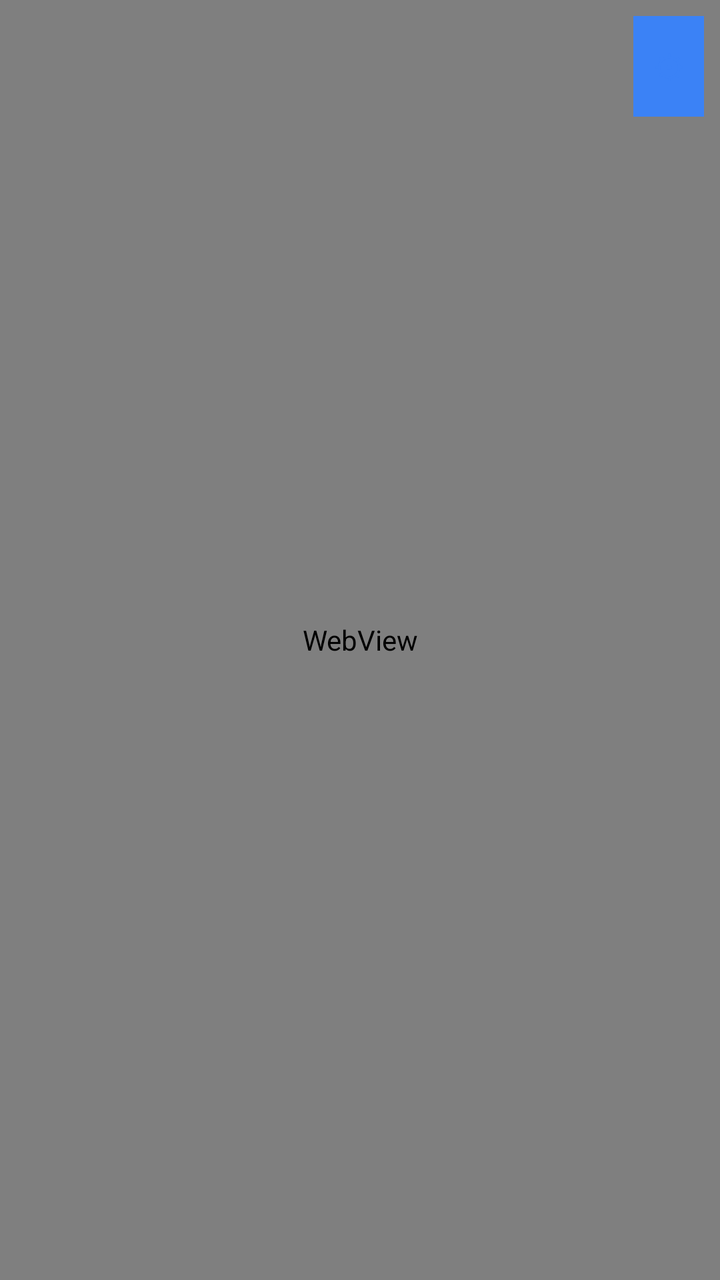
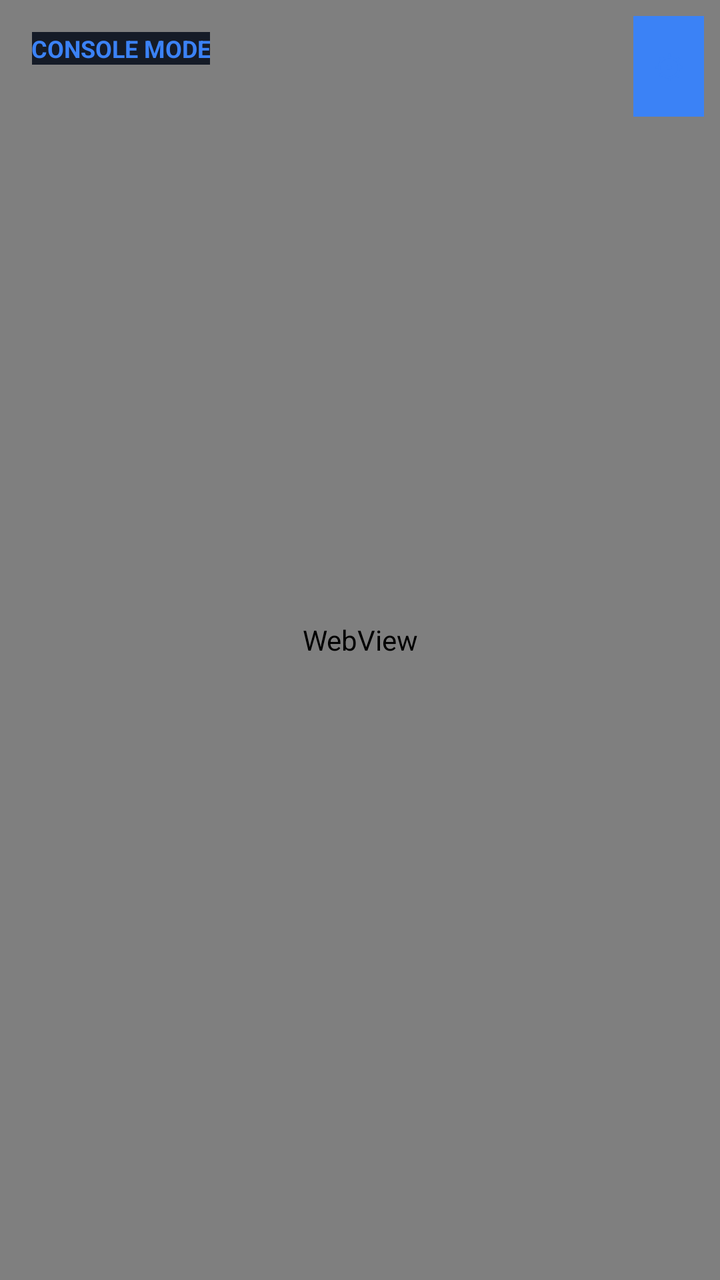

Compare the two renders of this Android layout. The source of the first and the diff that turns it into the second are given below.
<!-- AndroidManifest.xml: application theme Theme.SpyTV -->
<!-- res/layout/activity_main.xml -->
<?xml version="1.0" encoding="utf-8"?>
<FrameLayout xmlns:android="http://schemas.android.com/apk/res/android"
    android:layout_width="match_parent"
    android:layout_height="match_parent"
    android:background="#0B0E14">

    <WebView
        android:id="@+id/webView"
        android:layout_width="match_parent"
        android:layout_height="match_parent" />

    
    <LinearLayout
        android:id="@+id/errorView"
        android:layout_width="match_parent"
        android:layout_height="match_parent"
        android:background="#0B0E14"
        android:gravity="center"
        android:orientation="vertical"
        android:padding="24dp"
        android:visibility="gone">

        <TextView
            android:id="@+id/errorTitle"
            android:layout_width="match_parent"
            android:layout_height="wrap_content"
            android:gravity="center"
            android:textColor="#F3F4F6"
            android:textSize="20sp"
            android:textStyle="bold" />

        <ScrollView
            android:layout_width="match_parent"
            android:layout_height="0dp"
            android:layout_marginTop="12dp"
            android:layout_weight="1"
            android:fadeScrollbars="false">

            <TextView
                android:id="@+id/errorDetail"
                android:layout_width="match_parent"
                android:layout_height="wrap_content"
                android:gravity="top|start"
                android:textColor="#9CA3AF"
                android:textIsSelectable="true"
                android:textSize="13sp"
                android:typeface="monospace" />
        </ScrollView>

        <LinearLayout
            android:layout_width="match_parent"
            android:layout_height="wrap_content"
            android:layout_marginTop="16dp"
            android:gravity="center"
            android:orientation="horizontal">

            <Button
                android:id="@+id/btnRetry"
                android:layout_width="0dp"
                android:layout_height="wrap_content"
                android:layout_weight="1"
                android:text="Retry" />

            <Button
                android:id="@+id/btnAddress"
                android:layout_width="0dp"
                android:layout_height="wrap_content"
                android:layout_marginStart="12dp"
                android:layout_weight="1"
                android:text="C2 address" />
        </LinearLayout>
    </LinearLayout>

    <Button
        android:id="@+id/btnSettings"
        android:layout_width="wrap_content"
        android:layout_height="wrap_content"
        android:layout_gravity="top|end"
        android:layout_margin="8dp"
        android:background="#151B27"
        android:contentDescription="C2 address"
        android:minWidth="0dp"
        android:padding="10dp"
        android:text="⚙"
        android:textColor="#3B82F6"
        android:textSize="16sp" />

</FrameLayout>
<!-- resources referenced by this layout -->
<resources>
  <style name="Theme.SpyTV" parent="Theme.Material3.Dark.NoActionBar">
          <item name="colorPrimary">@color/blue</item>
          <item name="colorPrimaryDark">@color/dark_blue</item>
          <item name="colorAccent">@color/blue</item>
          <item name="android:windowBackground">@color/background</item>
          <item name="android:statusBarColor">@color/surface</item>
          <item name="android:navigationBarColor">@color/surface</item>
      </style>
  <color name="blue">#3B82F6</color>
  <color name="dark_blue">#2563EB</color>
  <color name="background">#0B0E14</color>
  <color name="surface">#151B27</color>
</resources>

<!-- the commit's change to res/layout/activity_main.xml (unified diff, before → after) -->
@@ -4,6 +4,7 @@
     android:layout_height="match_parent"
     android:background="#0B0E14">
 
+    
     <WebView
         android:id="@+id/webView"
         android:layout_width="match_parent"
@@ -71,6 +72,52 @@
         </LinearLayout>
     </LinearLayout>
 
+    
+    <TextView
+        android:id="@+id/modeIndicator"
+        android:layout_width="wrap_content"
+        android:layout_height="wrap_content"
+        android:layout_gravity="top|start"
+        android:layout_margin="16dp"
+        android:background="#151B27"
+        android:padding="8px 16px"
+        android:text="CONSOLE MODE"
+        android:textColor="#3B82F6"
+        android:textSize="12sp"
+        android:textStyle="bold" />
+
+    
+    <LinearLayout
+        android:id="@+id/serverStatusContainer"
+        android:layout_width="match_parent"
+        android:layout_height="wrap_content"
+        android:layout_gravity="top|end"
+        android:layout_margin="16dp"
+        android:orientation="horizontal"
+        android:padding="8px 16px"
+        android:background="#151B27"
+        android:visibility="gone">
+
+        <TextView
+            android:id="@+id/serverStatus"
+            android:layout_width="wrap_content"
+            android:layout_height="wrap_content"
+            android:text="C2 Server starting..."
+            android:textColor="#F3F4F6"
+            android:textSize="12sp"
+            android:layout_gravity="center_vertical" />
+
+        <Switch
+            android:id="@+id/serverToggle"
+            android:layout_width="wrap_content"
+            android:layout_height="wrap_content"
+            android:layout_marginStart="12dp"
+            android:text="Standalone"
+            android:textColor="#F3F4F6"
+            android:textSize="12sp" />
+    </LinearLayout>
+
+    
     <Button
         android:id="@+id/btnSettings"
         android:layout_width="wrap_content"
@@ -78,7 +125,7 @@
         android:layout_gravity="top|end"
         android:layout_margin="8dp"
         android:background="#151B27"
-        android:contentDescription="C2 address"
+        android:contentDescription="Settings"
         android:minWidth="0dp"
         android:padding="10dp"
         android:text="⚙"
